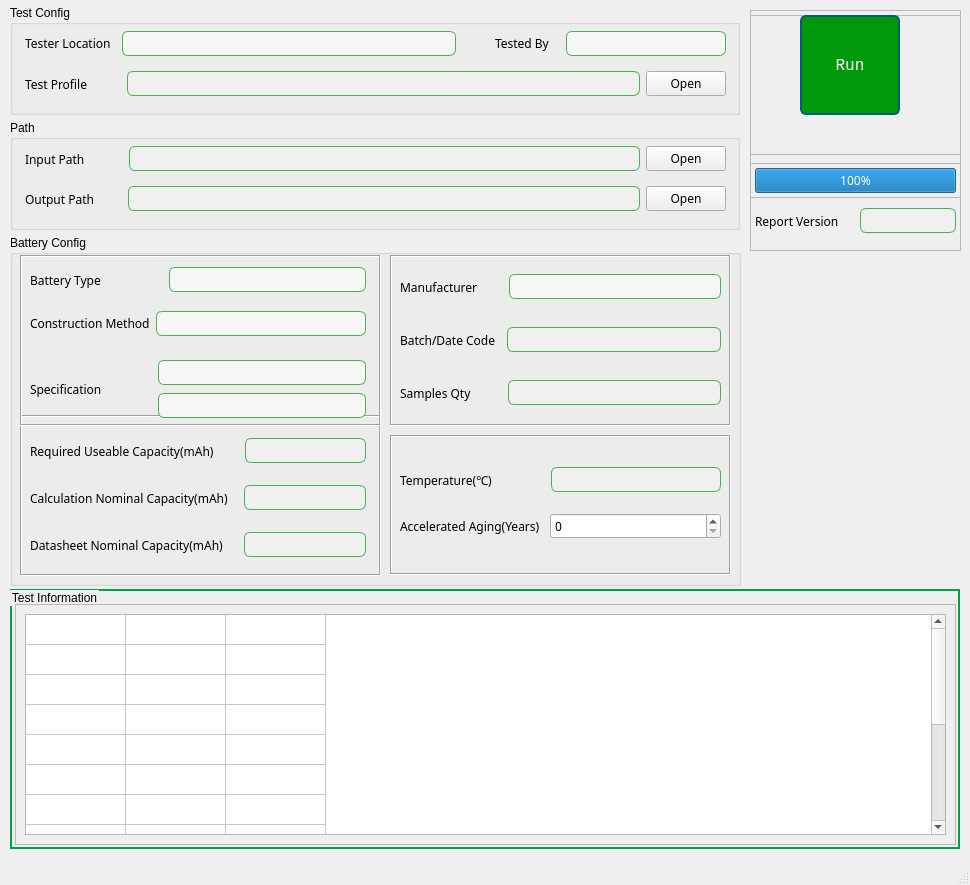
First picture: the form in src/battery_analysis/ui/resources/ui_battery_analysis.ui, repository Sandman6z/battery-analysis, before the edit.
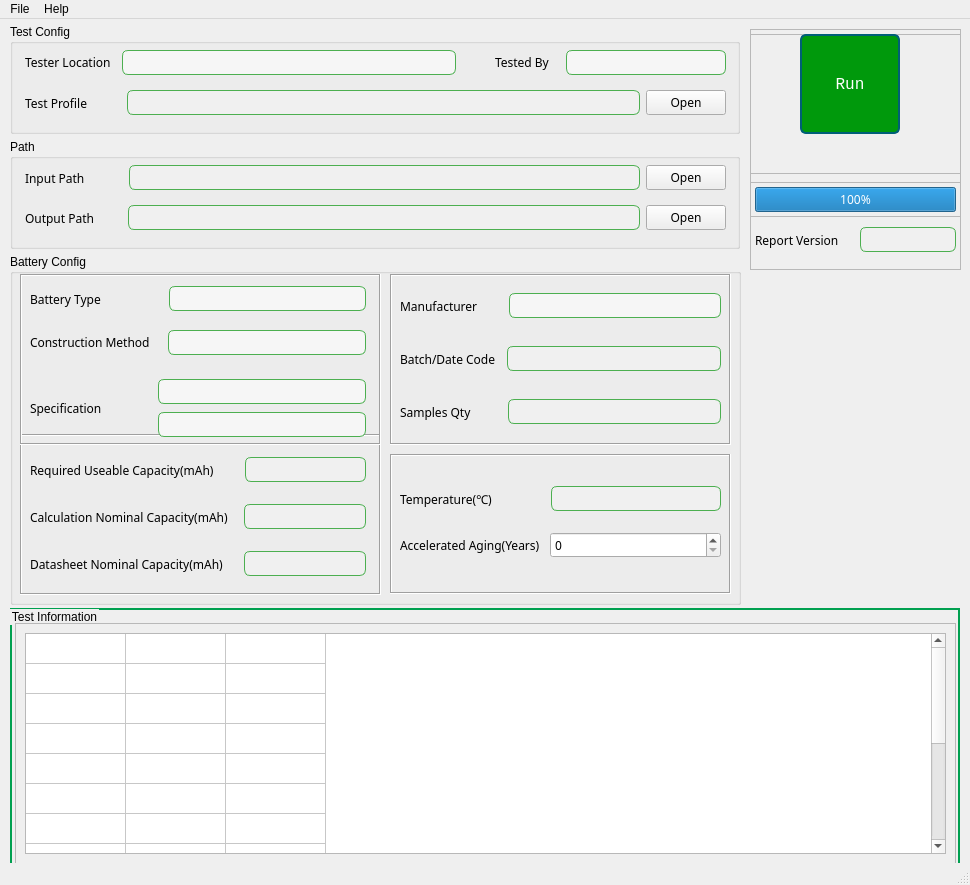
Second picture: the form after the edit. Icons and pictures are not drawn.

Commit message:
feat(UI): 更新电池分析界面并添加菜单栏功能
- 调整UI文件路径和最小窗口尺寸
- 添加菜单栏及帮助功能
- 优化表格控件阴影效果
- 更新UI控件属性和样式

Patch:
```diff
--- a/src/battery_analysis/ui/resources/ui_battery_analysis.ui
+++ b/src/battery_analysis/ui/resources/ui_battery_analysis.ui
@@ -52,6 +52,7 @@
      <font>
       <family>Microsoft YaHei UI</family>
       <pointsize>9</pointsize>
+      <fontweight>Medium</fontweight>
      </font>
     </property>
     <property name="title">
@@ -123,6 +124,7 @@
             <font>
              <family>Microsoft JhengHei</family>
              <pointsize>9</pointsize>
+             <fontweight>Medium</fontweight>
             </font>
            </property>
            <property name="text">
@@ -220,6 +222,7 @@
             <font>
              <family>Microsoft JhengHei</family>
              <pointsize>9</pointsize>
+             <fontweight>Medium</fontweight>
             </font>
            </property>
            <property name="text">
@@ -255,6 +258,7 @@
             <font>
              <family>Microsoft JhengHei</family>
              <pointsize>9</pointsize>
+             <fontweight>Medium</fontweight>
             </font>
            </property>
            <property name="focusPolicy">
@@ -345,6 +349,7 @@
             <font>
              <family>Microsoft JhengHei</family>
              <pointsize>9</pointsize>
+             <fontweight>Medium</fontweight>
             </font>
            </property>
            <property name="text">
@@ -449,6 +454,7 @@
             <font>
              <family>Microsoft JhengHei</family>
              <pointsize>9</pointsize>
+             <fontweight>Medium</fontweight>
             </font>
            </property>
            <property name="text">
@@ -528,6 +534,7 @@
             <font>
              <family>Microsoft JhengHei</family>
              <pointsize>9</pointsize>
+             <fontweight>Medium</fontweight>
             </font>
            </property>
            <property name="text">
@@ -647,6 +654,7 @@
             <font>
              <family>Microsoft JhengHei</family>
              <pointsize>9</pointsize>
+             <fontweight>Medium</fontweight>
             </font>
            </property>
            <property name="text">
@@ -763,6 +771,7 @@
             <font>
              <family>Microsoft JhengHei</family>
              <pointsize>9</pointsize>
+             <fontweight>Medium</fontweight>
             </font>
            </property>
            <property name="text">
@@ -780,7 +789,7 @@
            </property>
            <property name="sizeHint" stdset="0">
             <size>
-             <width>0</width>
+             <width>12</width>
              <height>20</height>
             </size>
            </property>
@@ -873,6 +882,7 @@
             <font>
              <family>Microsoft JhengHei</family>
              <pointsize>9</pointsize>
+             <fontweight>Medium</fontweight>
             </font>
            </property>
            <property name="text">
@@ -1119,6 +1129,7 @@
             <font>
              <family>Microsoft JhengHei</family>
              <pointsize>9</pointsize>
+             <fontweight>Medium</fontweight>
             </font>
            </property>
            <property name="text">
@@ -1192,6 +1203,7 @@
             <font>
              <family>Microsoft JhengHei</family>
              <pointsize>9</pointsize>
+             <fontweight>Medium</fontweight>
             </font>
            </property>
            <property name="text">
@@ -1268,6 +1280,7 @@
             <font>
              <family>Microsoft JhengHei</family>
              <pointsize>9</pointsize>
+             <fontweight>Medium</fontweight>
             </font>
            </property>
            <property name="text">
@@ -1342,6 +1355,7 @@
      <font>
       <family>Microsoft YaHei UI</family>
       <pointsize>9</pointsize>
+      <fontweight>Medium</fontweight>
      </font>
     </property>
     <property name="styleSheet">
@@ -1740,6 +1754,7 @@
      <font>
       <family>Microsoft YaHei UI</family>
       <pointsize>9</pointsize>
+      <fontweight>Medium</fontweight>
      </font>
     </property>
     <property name="title">
@@ -1758,6 +1773,7 @@
       <font>
        <family>Microsoft JhengHei</family>
        <pointsize>9</pointsize>
+       <fontweight>Medium</fontweight>
       </font>
      </property>
      <layout class="QHBoxLayout" name="horizontalLayout_InputPath">
@@ -1785,6 +1801,7 @@
          <font>
           <family>Microsoft JhengHei</family>
           <pointsize>9</pointsize>
+          <fontweight>Medium</fontweight>
          </font>
         </property>
         <property name="text">
@@ -1851,6 +1868,7 @@
          <font>
           <family>Microsoft JhengHei</family>
           <pointsize>9</pointsize>
+          <fontweight>Medium</fontweight>
          </font>
         </property>
         <property name="cursor">
@@ -1879,6 +1897,7 @@
       <font>
        <family>Microsoft JhengHei</family>
        <pointsize>9</pointsize>
+       <fontweight>Medium</fontweight>
       </font>
      </property>
      <layout class="QHBoxLayout" name="horizontalLayout_OutputPath">
@@ -1900,6 +1919,7 @@
          <font>
           <family>Microsoft JhengHei</family>
           <pointsize>9</pointsize>
+          <fontweight>Medium</fontweight>
          </font>
         </property>
         <property name="text">
@@ -1960,6 +1980,7 @@
          <font>
           <family>Microsoft JhengHei</family>
           <pointsize>9</pointsize>
+          <fontweight>Medium</fontweight>
          </font>
         </property>
         <property name="cursor">
@@ -1989,6 +2010,7 @@
      <font>
       <family>Microsoft YaHei UI</family>
       <pointsize>9</pointsize>
+      <fontweight>Medium</fontweight>
      </font>
     </property>
     <property name="styleSheet">
@@ -2045,7 +2067,10 @@
           <cursorShape>IBeamCursor</cursorShape>
          </property>
          <property name="focusPolicy">
-          <enum>Qt::ClickFocus</enum>
+          <enum>Qt::FocusPolicy::ClickFocus</enum>
+         </property>
+         <property name="frameShadow">
+          <enum>QFrame::Shadow::Raised</enum>
          </property>
          <property name="verticalScrollBarPolicy">
           <enum>Qt::ScrollBarAsNeeded</enum>
@@ -2330,7 +2355,6 @@
           <font>
            <family>Consolas</family>
            <pointsize>12</pointsize>
-           <weight>50</weight>
            <bold>false</bold>
            <underline>false</underline>
            <stylestrategy>PreferAntialias</stylestrategy>
@@ -2534,6 +2558,41 @@
    </widget>
   </widget>
   <widget class="QStatusBar" name="statusBar_BatteryAnalysis"/>
+  <widget class="QMenuBar" name="menuBar">
+   <property name="geometry">
+    <rect>
+     <x>0</x>
+     <y>0</y>
+     <width>970</width>
+     <height>22</height>
+    </rect>
+   </property>
+   <widget class="QMenu" name="menuHelp">
+    <property name="title">
+     <string>Help</string>
+    </property>
+    <addaction name="actionUser_Mannual"/>
+    <addaction name="separator"/>
+    <addaction name="actionAbout"/>
+   </widget>
+   <widget class="QMenu" name="menuFile">
+    <property name="title">
+     <string>File</string>
+    </property>
+   </widget>
+   <addaction name="menuFile"/>
+   <addaction name="menuHelp"/>
+  </widget>
+  <action name="actionUser_Mannual">
+   <property name="text">
+    <string>User Mannual</string>
+   </property>
+  </action>
+  <action name="actionAbout">
+   <property name="text">
+    <string>About</string>
+   </property>
+  </action>
  </widget>
  <includes>
   <include location="local">©BOEDT </include>
```
Left out of the diff: 212 changed lines with no effect on the pictures. The commit also changes 2 other files.
